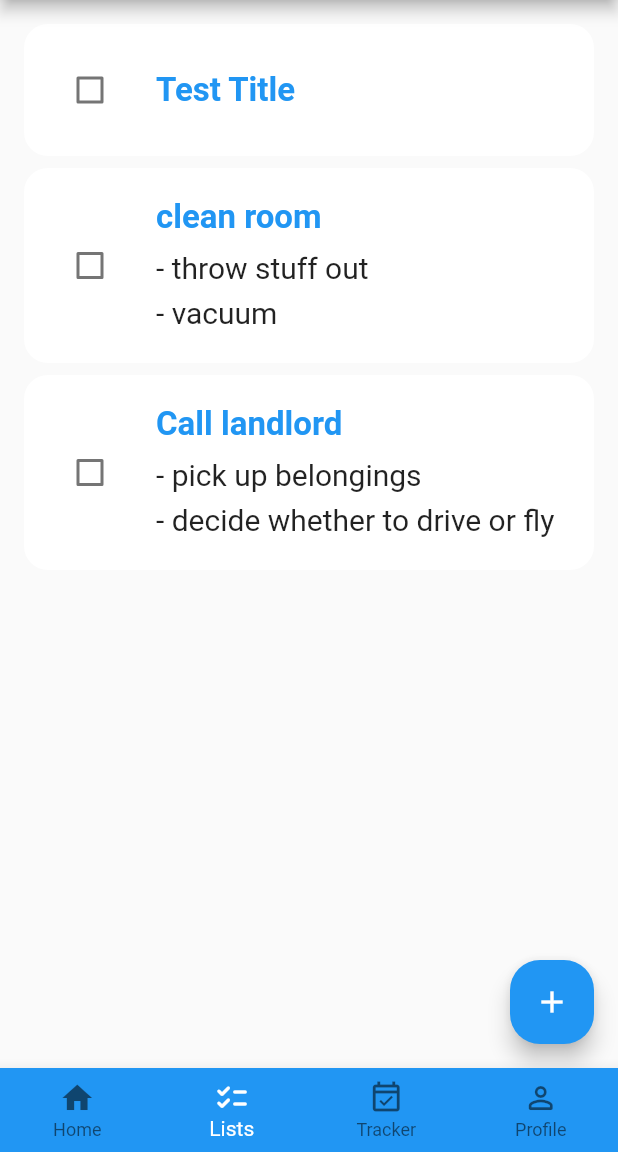
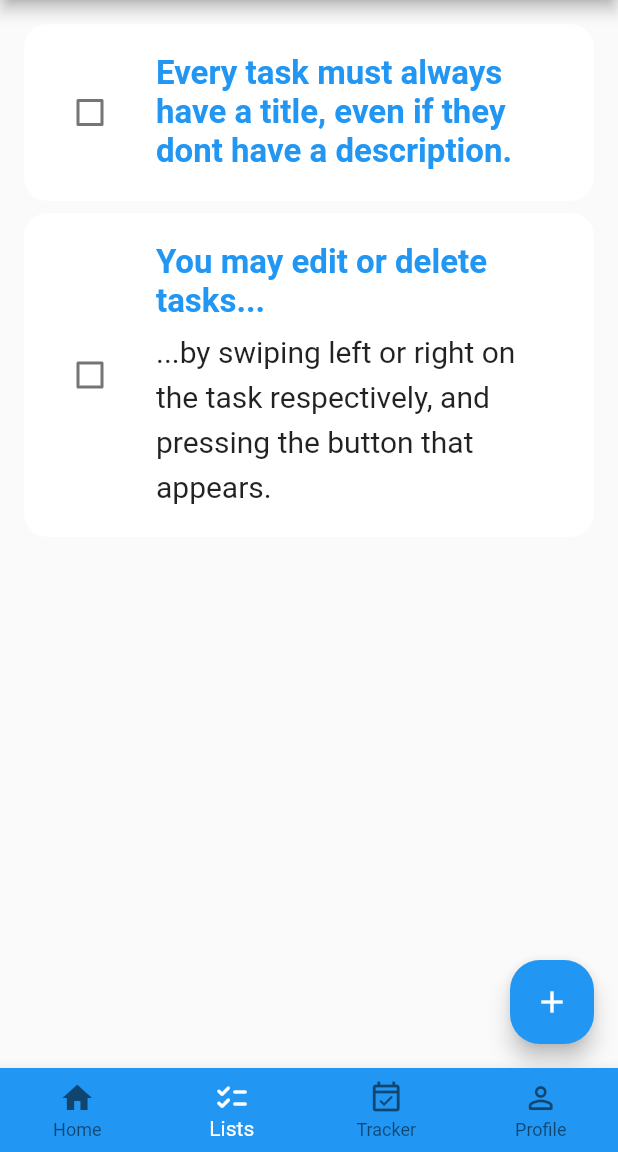
Before and after one commit to super-era/flutter-todo-app, a Flutter app: the screen it shows after launch, item 2 of the bottom bar chosen, on a phone screen of 412 x 824 dp, the part 84-1236 px from its top. Run offline on Flutter 3.47's test engine with Material 2 defaults, Android fonts, the phone set to English and light mode, and no system bars; drawn by our look-alikes of flutter_slidable.

Commit message:
Editing default tasks for clarity

```diff
--- a/todo_app/lib/provider/todos.dart
+++ b/todo_app/lib/provider/todos.dart
@@ -5,19 +5,12 @@ class ToDosProvider extends ChangeNotifier {
   List<ToDo> _todos = [
     ToDo(
       createdTime: DateTime.now(),
-      title: 'Test Title',
+      title: 'Every task must always have a title, even if they don''t have a description.',
     ),
     ToDo(
       createdTime: DateTime.now(),
-      title: 'clean room',
-      description: '''- throw stuff out
-- vacuum''',
-    ),
-    ToDo(
-      createdTime: DateTime.now(),
-      title: 'Call landlord',
-      description: '''- pick up belongings
-- decide whether to drive or fly''',
+      title: 'You may edit or delete tasks...',
+      description: '''...by swiping left or right on the task respectively, and pressing the button that appears.''',
     ),
   ];
 
--- a/todo_app/lib/widget/todo_list_widget.dart
+++ b/todo_app/lib/widget/todo_list_widget.dart
@@ -15,7 +15,7 @@ class ToDoListWidget extends StatelessWidget {
             'Wow, such empty',
             style: TextStyle(
               fontSize: 20,
-              color: Colors.black12,),
+              color: Colors.black38,),
           )
         )
       : ListView.separated(
```
